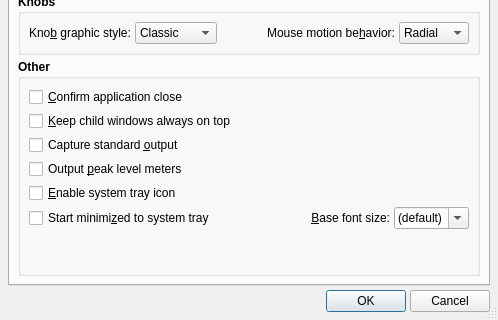
Qt form src/qsynthOptionsForm.ui (rncbc/qsynth) before a commit; both pictures show x 0 to 498 and y 178 to 498 of the 498 by 498 pixel window.
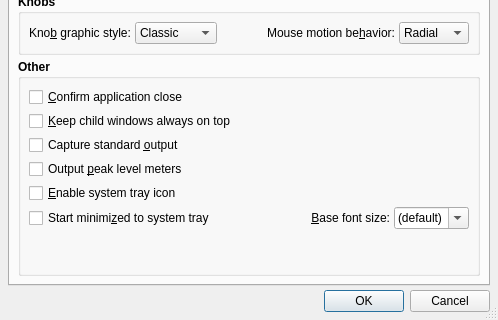
The same form after that commit. Icons and pictures are not drawn.

Commit message: - General standard dialog buttons layout is now in place.

The edit to the form file:
```diff
--- a/src/qsynthOptionsForm.ui
+++ b/src/qsynthOptionsForm.ui
@@ -675,46 +675,14 @@
     </widget>
    </item>
    <item>
-    <layout class="QHBoxLayout" >
-     <item>
-      <spacer>
-       <property name="orientation" >
-        <enum>Qt::Horizontal</enum>
-       </property>
-       <property name="sizeType" >
-        <enum>QSizePolicy::Expanding</enum>
-       </property>
-       <property name="sizeHint" stdset="0" >
-        <size>
-         <width>250</width>
-         <height>16</height>
-        </size>
-       </property>
-      </spacer>
-     </item>
-     <item>
-      <widget class="QPushButton" name="OkPushButton" >
-       <property name="text" >
-        <string>OK</string>
-       </property>
-       <property name="icon" >
-        <iconset resource="qsynth.qrc" >
-         <normaloff>:/images/accept1.png</normaloff>:/images/accept1.png</iconset>
-       </property>
-      </widget>
-     </item>
-     <item>
-      <widget class="QPushButton" name="CancelPushButton" >
-       <property name="text" >
-        <string>Cancel</string>
-       </property>
-       <property name="icon" >
-        <iconset resource="qsynth.qrc" >
-         <normaloff>:/images/quit1.png</normaloff>:/images/quit1.png</iconset>
-       </property>
-      </widget>
-     </item>
-    </layout>
+    <widget class="QDialogButtonBox" name="DialogButtonBox">
+     <property name="orientation">
+      <enum>Qt::Horizontal</enum>
+     </property>
+     <property name="standardButtons">
+      <set>QDialogButtonBox::Cancel|QDialogButtonBox::Ok</set>
+     </property>
+    </widget>
    </item>
   </layout>
  </widget>
```
Left out of the diff: 3 changed lines with no effect on the pictures. The commit also changes 13 other files.
